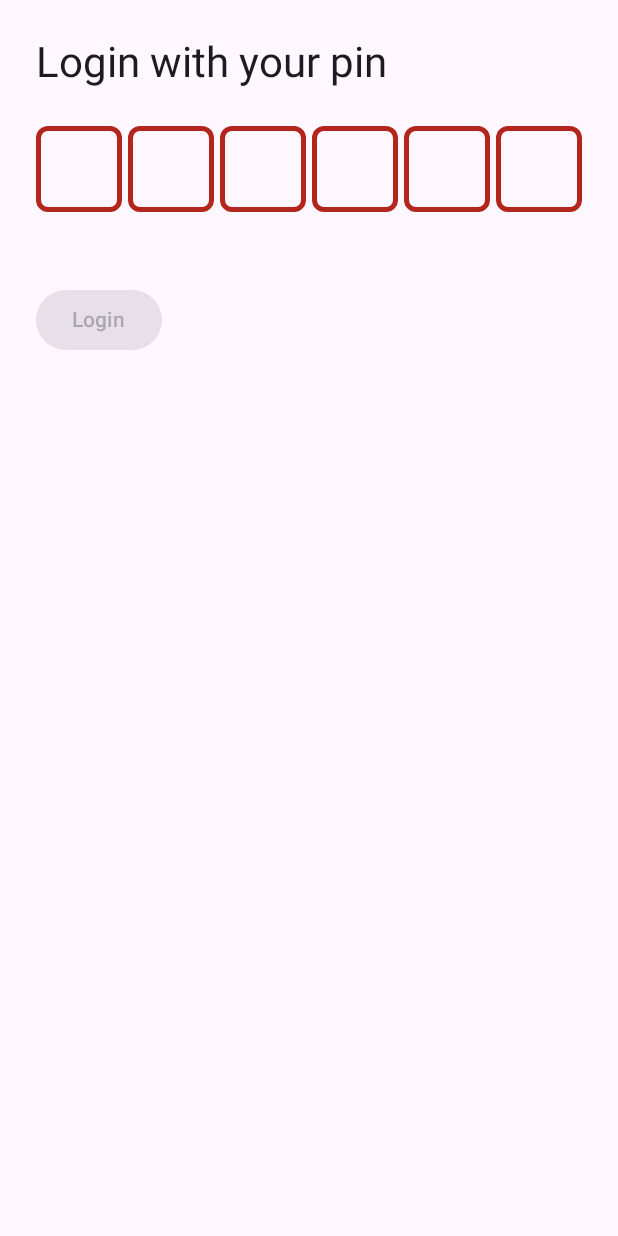
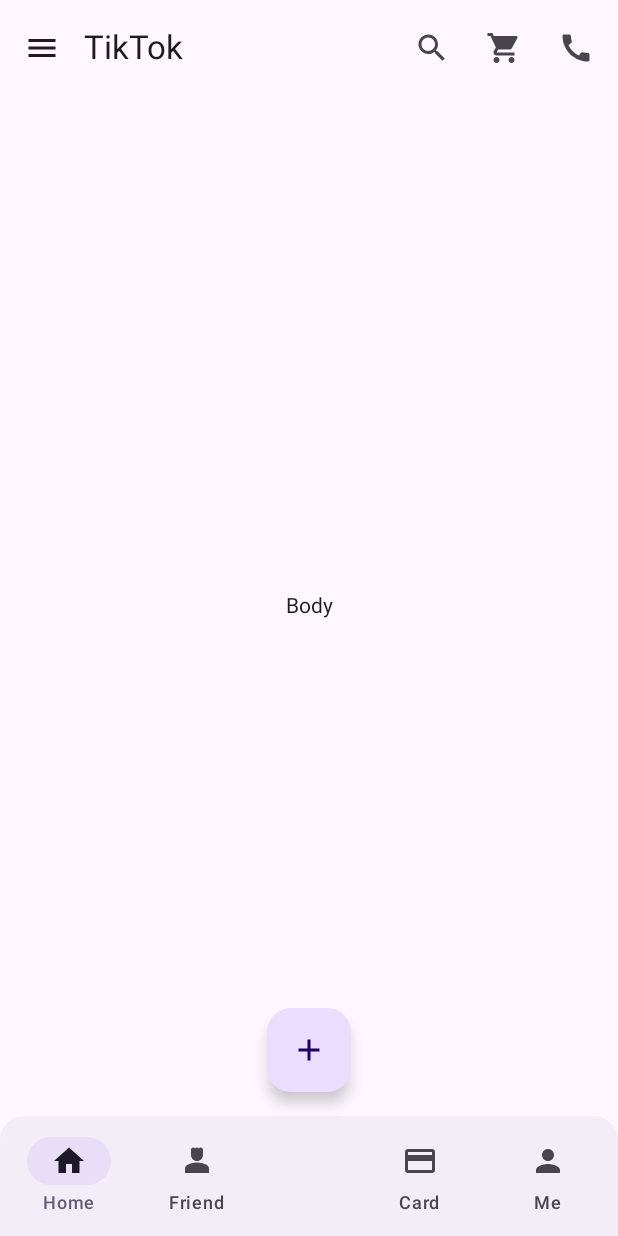
Before and after one commit to AnhQuocs/Jetpack-Compose-Basic, an Android app built with Jetpack Compose: the screen it shows after launch (MainActivity), on a phone screen of 412 x 824 dp. Run offline under Robolectric (Android 15) with nearby library versions, the phone set to English and light mode, and no system bars; our stand-ins replace constraintlayout-compose.

Commit message:
scaffold

```diff
--- /dev/null
+++ b/app/src/main/java/com/example/syt/DemoScaffoldScreen.kt
@@ -0,0 +1,254 @@
+package com.example.syt
+
+import androidx.compose.foundation.clickable
+import androidx.compose.foundation.layout.Arrangement
+import androidx.compose.foundation.layout.Box
+import androidx.compose.foundation.layout.Column
+import androidx.compose.foundation.layout.Row
+import androidx.compose.foundation.layout.Spacer
+import androidx.compose.foundation.layout.fillMaxSize
+import androidx.compose.foundation.layout.fillMaxWidth
+import androidx.compose.foundation.layout.height
+import androidx.compose.foundation.layout.padding
+import androidx.compose.foundation.rememberScrollState
+import androidx.compose.foundation.shape.CircleShape
+import androidx.compose.foundation.shape.RoundedCornerShape
+import androidx.compose.foundation.verticalScroll
+import androidx.compose.material.icons.Icons
+import androidx.compose.material.icons.automirrored.outlined.Help
+import androidx.compose.material.icons.filled.Add
+import androidx.compose.material.icons.filled.Call
+import androidx.compose.material.icons.filled.CreditCard
+import androidx.compose.material.icons.filled.History
+import androidx.compose.material.icons.filled.Home
+import androidx.compose.material.icons.filled.Menu
+import androidx.compose.material.icons.filled.PermIdentity
+import androidx.compose.material.icons.filled.Person
+import androidx.compose.material.icons.filled.Person4
+import androidx.compose.material.icons.filled.Search
+import androidx.compose.material.icons.filled.ShoppingCart
+import androidx.compose.material.icons.outlined.Settings
+import androidx.compose.material3.BottomAppBar
+import androidx.compose.material3.DividerDefaults
+import androidx.compose.material3.DrawerValue
+import androidx.compose.material3.ExperimentalMaterial3Api
+import androidx.compose.material3.FabPosition
+import androidx.compose.material3.FloatingActionButton
+import androidx.compose.material3.HorizontalDivider
+import androidx.compose.material3.Icon
+import androidx.compose.material3.IconButton
+import androidx.compose.material3.MaterialTheme
+import androidx.compose.material3.ModalDrawerSheet
+import androidx.compose.material3.ModalNavigationDrawer
+import androidx.compose.material3.NavigationBarItem
+import androidx.compose.material3.NavigationDrawerItem
+import androidx.compose.material3.Scaffold
+import androidx.compose.material3.SnackbarHost
+import androidx.compose.material3.SnackbarHostState
+import androidx.compose.material3.Text
+import androidx.compose.material3.TopAppBar
+import androidx.compose.material3.VerticalDivider
+import androidx.compose.material3.rememberDrawerState
+import androidx.compose.runtime.Composable
+import androidx.compose.runtime.remember
+import androidx.compose.runtime.rememberCoroutineScope
+import androidx.compose.ui.Alignment
+import androidx.compose.ui.Modifier
+import androidx.compose.ui.draw.clip
+import androidx.compose.ui.unit.dp
+import androidx.constraintlayout.compose.ConstraintLayout
+import androidx.constraintlayout.compose.Dimension
+import kotlinx.coroutines.launch
+
+@OptIn(ExperimentalMaterial3Api::class)
+@Composable
+fun DemoScaffoldScreen() {
+
+    val drawerState = rememberDrawerState(initialValue = DrawerValue.Closed)
+    val snackbarHostState = remember { SnackbarHostState() }
+    val scope = rememberCoroutineScope()
+
+    val toggleNavigationDrawer = {
+        scope.launch {
+            if(drawerState.isOpen) {
+                drawerState.close()
+            } else {
+                drawerState.open()
+            }
+        }
+    }
+
+    ModalNavigationDrawer(
+        drawerContent = {
+            ModalDrawerSheet {
+                Column(
+                    modifier = Modifier.padding(horizontal = 16.dp)
+                        .verticalScroll(rememberScrollState())
+                ) {
+                    Spacer(Modifier.height(12.dp))
+                    Text(
+                        "Drawer Title",
+                        modifier = Modifier.padding(16.dp),
+                        style = MaterialTheme.typography.titleLarge
+                    )
+                    HorizontalDivider()
+
+                    Text(
+                        "Section 1",
+                        modifier = Modifier.padding(16.dp),
+                        style = MaterialTheme.typography.titleMedium
+                    )
+                    NavigationDrawerItem(
+                        label = { Text("Item 1") },
+                        selected = false,
+                        onClick = { /* Handle click */ }
+                    )
+                    NavigationDrawerItem(
+                        label = { Text("Item 2") },
+                        selected = false,
+                        onClick = { /* Handle click */ }
+                    )
+
+                    HorizontalDivider(modifier = Modifier.padding(vertical = 8.dp))
+
+                    Text(
+                        "Section 2",
+                        modifier = Modifier.padding(16.dp),
+                        style = MaterialTheme.typography.titleMedium
+                    )
+                    NavigationDrawerItem(
+                        label = { Text("Settings") },
+                        selected = false,
+                        icon = { Icon(Icons.Outlined.Settings, contentDescription = null) },
+                        badge = { Text("20") }, // Placeholder
+                        onClick = { /* Handle click */ }
+                    )
+                    NavigationDrawerItem(
+                        label = { Text("Help and feedback") },
+                        selected = false,
+                        icon = {
+                            Icon(
+                                Icons.AutoMirrored.Outlined.Help,
+                                contentDescription = null
+                            )
+                        },
+                        onClick = { /* Handle click */ },
+                    )
+                    Spacer(Modifier.height(12.dp))
+                }
+            }
+        },
+        drawerState = drawerState
+    )
+    {
+        Scaffold(
+            snackbarHost = { SnackbarHost(snackbarHostState) },
+            // top bar
+            topBar = {
+                TopAppBar(title = {Text("TikTok")}, navigationIcon = {
+                    IconButton(onClick = {
+                        toggleNavigationDrawer()
+                    }) {
+                        Icon(Icons.Default.Menu, contentDescription = "menu")
+                    }
+                },
+                    actions = {
+                        IconButton(onClick = {}) {
+                            Icon(Icons.Default.Search, contentDescription = "")
+                        }
+                        IconButton(onClick = {}) {
+                            Icon(Icons.Default.ShoppingCart, contentDescription = "")
+                        }
+                        IconButton(onClick = {}) {
+                            Icon(Icons.Default.Call, contentDescription = "")
+                        }
+
+                    }
+                )
+            },
+            //action button
+            floatingActionButton = {
+                FloatingActionButton(onClick = {}) {
+                    Icon(Icons.Default.Add, contentDescription = "")
+                }
+            },
+            floatingActionButtonPosition = FabPosition.Center,
+
+            //bottom bar
+            bottomBar = {
+                BottomAppBar(
+                    modifier = Modifier.clip(RoundedCornerShape(topStart = 16.dp, topEnd = 16.dp))
+                ) {
+                    ConstraintLayout(modifier = Modifier.fillMaxWidth()) {
+                        val centerVerticalGuide = createGuidelineFromStart(0.5f)
+
+                        val (leftMenu, rightMenu) = createRefs()
+
+                        Row(
+                            verticalAlignment = Alignment.CenterVertically,
+                            horizontalArrangement = Arrangement.SpaceBetween,
+                            modifier = Modifier.constrainAs(leftMenu) {
+                                start.linkTo(parent.start)
+                                end.linkTo(centerVerticalGuide, margin = 32.dp)
+                                width = Dimension.fillToConstraints
+                            }
+                        ) {
+                            NavigationBarItem(
+                                selected = true,
+                                onClick = {},
+                                icon = { Icon(Icons.Default.Home, contentDescription = "")},
+                                label = {
+                                    Text("Home")
+                                }
+                            )
+                            NavigationBarItem(
+                                selected = false,
+                                onClick = {},
+                                icon = { Icon(Icons.Default.Person4, contentDescription = "")},
+                                label = {
+                                    Text("Friend")
+                                }
+                            )
+                        }
+
+                        Row(
+                            verticalAlignment = Alignment.CenterVertically,
+                            horizontalArrangement = Arrangement.SpaceBetween,
+                            modifier = Modifier.constrainAs(rightMenu) {
+                                start.linkTo(centerVerticalGuide, margin = 32.dp)
+                                end.linkTo(parent.end)
+                                width = Dimension.fillToConstraints
+                            }
+                        ) {
+                            NavigationBarItem(
+                                selected = false,
+                                onClick = {},
+                                icon = { Icon(Icons.Default.CreditCard, contentDescription = "")},
+                                label = {
+                                    Text("Card")
+                                }
+                            )
+                            NavigationBarItem(
+                                selected = false,
+                                onClick = {},
+                                icon = { Icon(Icons.Default.Person, contentDescription = "")},
+                                label = {
+                                    Text("Me")
+                                }
+                            )
+                        }
+                    }
+                }
+            }
+        ) { paddingValues ->
+            Box(
+                modifier = Modifier
+                    .fillMaxSize()
+                    .padding(paddingValues),
+                contentAlignment = Alignment.Center
+            ) {
+                Text("Body")
+            }
+        }
+    }
+}
--- a/app/src/main/java/com/example/syt/MainActivity.kt
+++ b/app/src/main/java/com/example/syt/MainActivity.kt
@@ -33,7 +33,7 @@ class MainActivity : ComponentActivity() {
 
 @Composable
 fun MainApp() {
-    LoginScreen()
+    DemoScaffoldScreen()
 }
 
 @Preview(showBackground = true)
```
Also changed, not shown: 1 other file.
